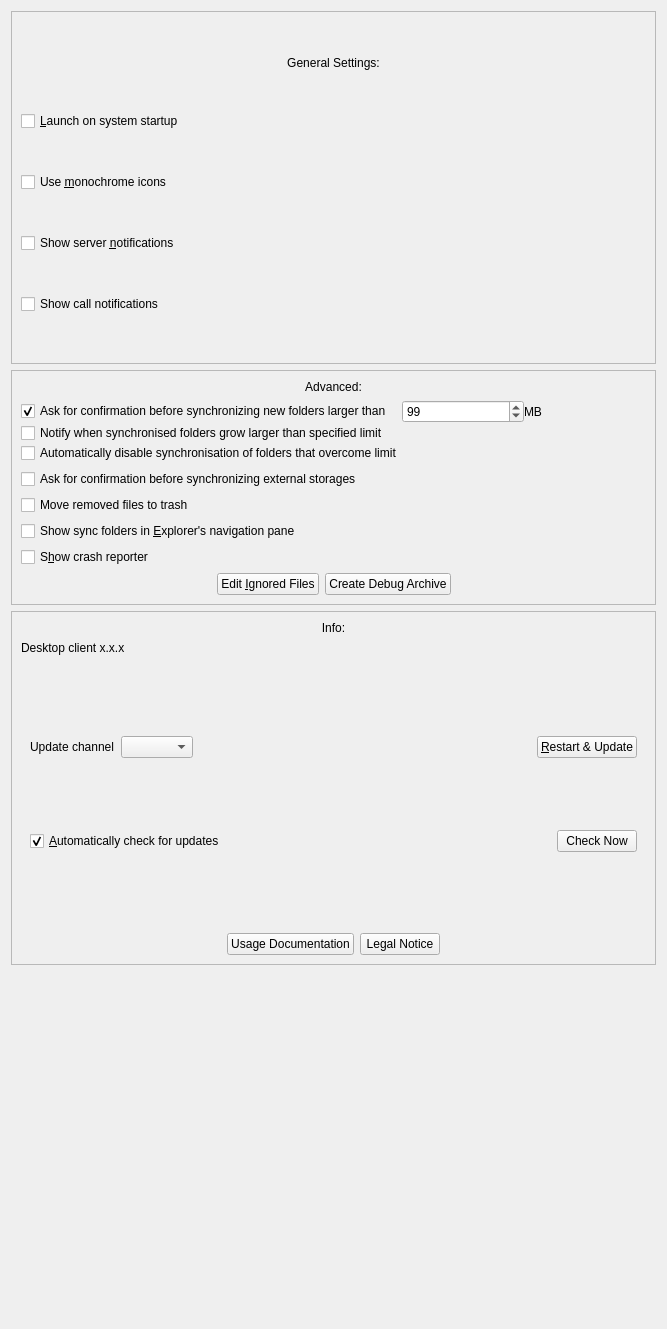
This is src/gui/generalsettings.ui in nextcloud/desktop as Qt 5 draws it before an edit. The edited form follows.
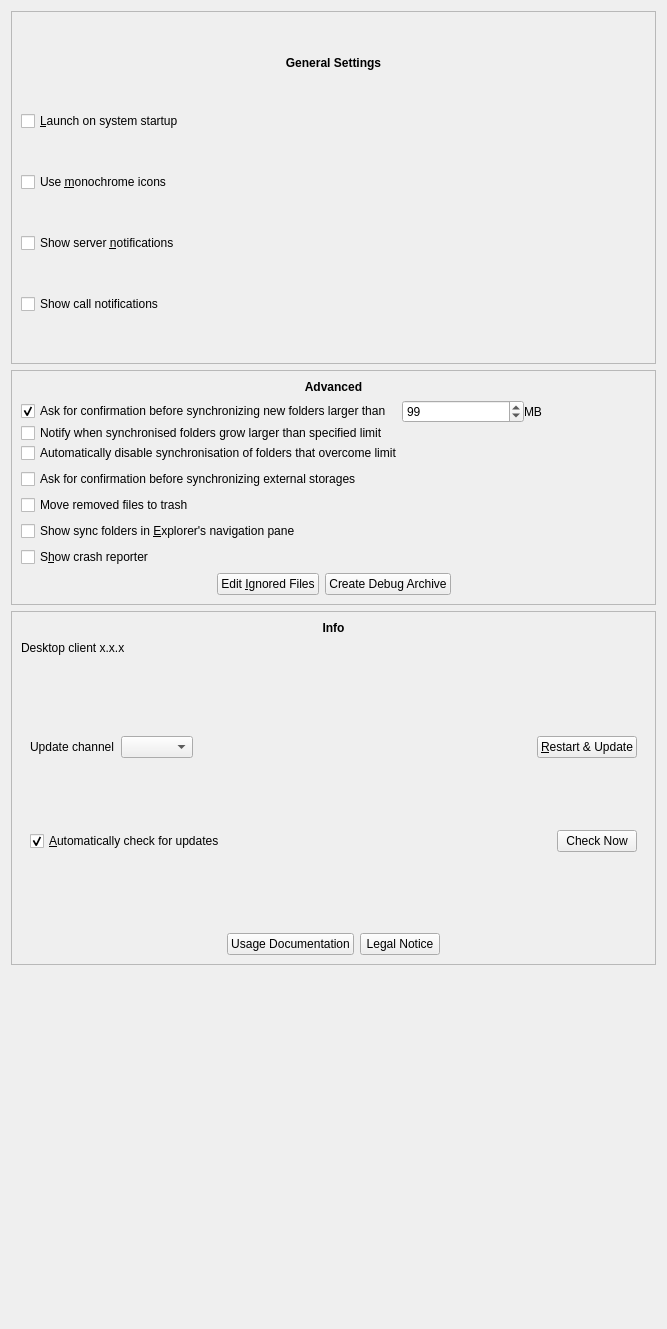
This is the edited form.

Commit message: make section headers use bold font

```diff
--- a/src/gui/generalsettings.ui
+++ b/src/gui/generalsettings.ui
@@ -41,8 +41,13 @@
      <layout class="QVBoxLayout" name="verticalLayout_2">
       <item>
        <widget class="QLabel" name="label_4">
+        <property name="font">
+         <font>
+          <bold>true</bold>
+         </font>
+        </property>
         <property name="text">
-         <string>Advanced:</string>
+         <string>Advanced</string>
         </property>
         <property name="alignment">
          <set>Qt::AlignmentFlag::AlignCenter</set>
@@ -260,8 +265,13 @@
      <layout class="QVBoxLayout" name="verticalLayout_3">
       <item>
        <widget class="QLabel" name="label_3">
+        <property name="font">
+         <font>
+          <bold>true</bold>
+         </font>
+        </property>
         <property name="text">
-         <string>Info:</string>
+         <string>Info</string>
         </property>
         <property name="alignment">
          <set>Qt::AlignmentFlag::AlignCenter</set>
@@ -494,8 +504,13 @@
           <verstretch>0</verstretch>
          </sizepolicy>
         </property>
+        <property name="font">
+         <font>
+          <bold>true</bold>
+         </font>
+        </property>
         <property name="text">
-         <string>General Settings:</string>
+         <string>General Settings</string>
         </property>
         <property name="alignment">
          <set>Qt::AlignmentFlag::AlignCenter</set>
```
The commit also changes 1 other file.
